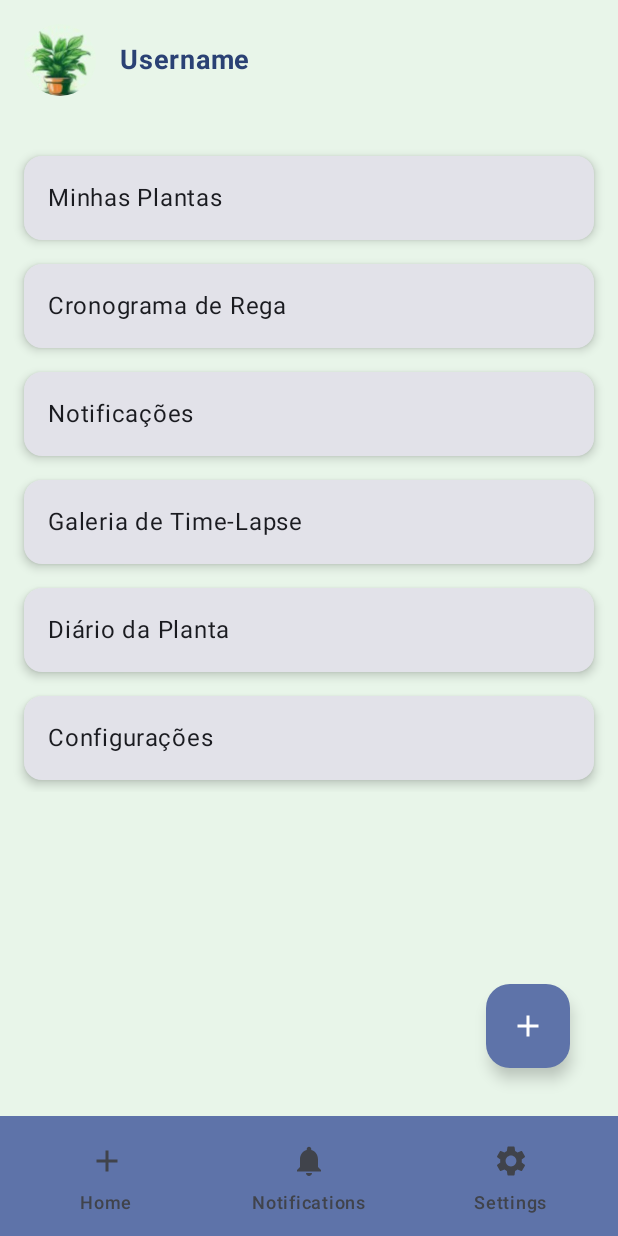
After one commit to AnaJulia22/PlantCare, an Android app built with Jetpack Compose: the PlantCareScreen screen opened through its navigation route, on a phone screen of 412 x 824 dp. The commit adds this screen. Run offline under Robolectric (Android 15) with nearby library versions, the phone set to English and light mode, and no system bars; our stand-ins replace Firebase (no records; nobody signed in at launch, a user with empty details on screens opened directly).

Commit message:
feat: add menu screen

```diff
--- a/app/src/main/java/com/example/plantcare/MainActivity.kt
+++ b/app/src/main/java/com/example/plantcare/MainActivity.kt
@@ -19,6 +19,7 @@ import androidx.compose.material3.Button
 import androidx.compose.material3.MaterialTheme
 import androidx.compose.material3.OutlinedButton
 import androidx.compose.material3.Text
+import androidx.compose.runtime.Composable
 import androidx.compose.runtime.getValue
 import androidx.compose.runtime.mutableStateOf
 import androidx.compose.runtime.saveable.rememberSaveable
@@ -32,6 +33,9 @@ import androidx.compose.ui.tooling.preview.Preview
 import androidx.compose.ui.unit.dp
 import androidx.compose.ui.unit.sp
 import androidx.lifecycle.lifecycleScope
+import androidx.navigation.compose.NavHost
+import androidx.navigation.compose.composable
+import androidx.navigation.compose.rememberNavController
 import com.example.plantcare.ui.theme.PlantCareTheme
 import kotlinx.coroutines.launch
 
@@ -44,18 +48,52 @@ class MainActivity : ComponentActivity() {
 
         setContent {
             PlantCareTheme {
-
+                val navController = rememberNavController()
                 var isSignIn by rememberSaveable {
                     mutableStateOf(googleAuthClient.isSingedIn())
                 }
 
+                NavHost(navController = navController, startDestination = "login") {
+                    composable("login") {
+                        LoginScreen(
+                            isSignIn = isSignIn,
+                            onSignIn = {
+                                lifecycleScope.launch {
+                                    isSignIn = googleAuthClient.signIn()
+                                    if (isSignIn) {
+                                        navController.navigate("plantCare")
+                                    }
+                                }
+                            },
+                            onSignOut = {
+                                lifecycleScope.launch {
+                                    googleAuthClient.signOut()
+                                    isSignIn = false
+                                }
+                            }
+                        )
+                    }
+                    composable("plantCare") {
+                        PlantCareScreen(navController)
+                    }
+                }
+            }
+        }
+    }
+}
+
+@Composable
+fun LoginScreen(
+    isSignIn: Boolean,
+    onSignIn: () -> Unit,
+    onSignOut: () -> Unit
+) {
     Box(
         modifier = Modifier
             .fillMaxSize()
             .background(Color(0xFFCCFFCC)),
         contentAlignment = Alignment.Center
     ) {
-
         Column(
             horizontalAlignment = Alignment.CenterHorizontally,
             verticalArrangement = Arrangement.Center,
@@ -81,57 +119,23 @@ class MainActivity : ComponentActivity() {
             )
             Spacer(modifier = Modifier.height(32.dp))
 
-                        /*Button(
-                            onClick = { *//* TODO: Navigate to next screen *//* },
-                            modifier = Modifier
-                                .fillMaxWidth()
-                                .padding(horizontal = 32.dp),
-                            shape = MaterialTheme.shapes.medium
-                        ) {
-                            Text(
-                                text = "Get Started",
-                                fontSize = 16.sp,
-                                modifier = Modifier.padding(vertical = 8.dp)
-                            )
-                        }*/
-                        Spacer(modifier = Modifier.height(16.dp))
-
             if (isSignIn) {
-
-                            OutlinedButton(onClick = {
-                                lifecycleScope.launch {
-                                    googleAuthClient.signOut()
-                                    isSignIn = false
-                                }
-                            }) {
+                OutlinedButton(onClick = onSignOut) {
                     Text(
                         text = "Sign Out",
                         fontSize = 16.sp,
-                                    modifier = Modifier.padding(
-                                        horizontal = 24.dp, vertical = 4.dp
-                                    )
+                        modifier = Modifier.padding(horizontal = 24.dp, vertical = 4.dp)
                     )
                 }
-
             } else {
-
-                            OutlinedButton(onClick = {
-                                lifecycleScope.launch {
-                                    isSignIn = googleAuthClient.signIn()
-                                }
-                            }) {
+                OutlinedButton(onClick = onSignIn) {
                     Text(
                         text = "Sign In With Google",
                         fontSize = 16.sp,
-                                    modifier = Modifier.padding(
-                                        horizontal = 24.dp, vertical = 4.dp
-                                    )
+                        modifier = Modifier.padding(horizontal = 24.dp, vertical = 4.dp)
                     )
                 }
             }
         }
     }
 }
-        }
-    }
-}
--- /dev/null
+++ b/app/src/main/java/com/example/plantcare/PlantCareScreen.kt
@@ -0,0 +1,144 @@
+package com.example.plantcare
+
+import androidx.compose.foundation.Image
+import androidx.compose.foundation.background
+import androidx.compose.foundation.clickable
+import androidx.compose.foundation.layout.*
+import androidx.compose.foundation.lazy.LazyColumn
+import androidx.compose.foundation.lazy.items
+import androidx.compose.foundation.shape.CircleShape
+import androidx.compose.material.icons.Icons
+import androidx.compose.material.icons.filled.Add
+import androidx.compose.material.icons.filled.Notifications
+import androidx.compose.material.icons.filled.Settings
+import androidx.compose.material3.*
+import androidx.compose.runtime.Composable
+import androidx.compose.ui.Modifier
+import androidx.compose.ui.unit.dp
+import androidx.compose.ui.unit.sp
+import androidx.compose.material3.Text
+import androidx.compose.material3.Button
+import androidx.compose.ui.Alignment
+import androidx.compose.ui.draw.clip
+import androidx.compose.ui.graphics.Color
+import androidx.compose.ui.layout.ContentScale
+import androidx.compose.ui.res.painterResource
+import androidx.compose.ui.text.font.FontWeight
+import androidx.navigation.NavController
+
+@Composable
+fun PlantCareScreen(navController: NavController) {
+    Scaffold(
+        floatingActionButton = {
+            FloatingActionButton(
+                onClick = { /* Handle add new plant */ },
+                modifier = Modifier.padding(16.dp)
+            ) {
+                Icon(Icons.Default.Add, contentDescription = "Add Plant")
+            }
+        },
+        bottomBar = {
+            BottomNavigationBar(navController)
+        }
+    ) { innerPadding ->
+        Column(
+            modifier = Modifier
+                .fillMaxSize()
+                .padding(innerPadding)
+                .background(Color(0xFFE8F5E9))
+        ) {
+            UserProfileSection()
+            QuickAccessButtons(navController)
+        }
+    }
+}
+
+@Composable
+fun UserProfileSection() {
+    Row(
+        modifier = Modifier
+            .fillMaxWidth()
+            .padding(16.dp),
+        verticalAlignment = Alignment.CenterVertically
+    ) {
+        Image(
+            painter = painterResource(id = R.drawable.plant_icon),
+            contentDescription = "Profile Picture",
+            modifier = Modifier
+                .size(48.dp)
+                .clip(CircleShape),
+            contentScale = ContentScale.Crop
+        )
+        Spacer(modifier = Modifier.width(16.dp))
+        Text(
+            text = "Username",
+            fontSize = 18.sp,
+            fontWeight = FontWeight.Bold,
+            color = MaterialTheme.colorScheme.primary
+        )
+    }
+}
+
+@Composable
+fun QuickAccessButtons(navController: NavController) {
+    val quickAccessItems = listOf(
+        "Minhas Plantas" to "myPlants",
+        "Cronograma de Rega" to "wateringSchedule",
+        "Notificações" to "notifications",
+        "Galeria de Time-Lapse" to "timeLapseGallery",
+        "Diário da Planta" to "plantDiary",
+        "Configurações" to "settings"
+    )
+
+    LazyColumn(
+        modifier = Modifier
+            .fillMaxWidth()
+            .padding(16.dp)
+    ) {
+        items(quickAccessItems) { (title, route) ->
+            Card(
+                modifier = Modifier
+                    .fillMaxWidth()
+                    .padding(vertical = 8.dp)
+                    .clickable { navController.navigate(route) },
+                elevation = CardDefaults.cardElevation(defaultElevation = 4.dp)
+            ) {
+                Text(
+                    text = title,
+                    fontSize = 16.sp,
+                    modifier = Modifier.padding(16.dp)
+                )
+            }
+        }
+    }
+}
+
+@Composable
+fun BottomNavigationBar(navController: NavController) {
+    val items = listOf(
+        "Home" to "home",
+        "Notifications" to "notifications",
+        "Settings" to "settings"
+    )
+
+    BottomAppBar(
+        modifier = Modifier.fillMaxWidth(),
+        containerColor = MaterialTheme.colorScheme.primaryContainer,
+        contentColor = MaterialTheme.colorScheme.onPrimaryContainer
+    ) {
+        items.forEach { (title, route) ->
+            NavigationBarItem(
+                icon = {
+                    when (title) {
+                        "Home" -> Icon(Icons.Default.Add, contentDescription = "Home")
+                        "Notifications" -> Icon(Icons.Default.Notifications, contentDescription = "Notifications")
+                        "Settings" -> Icon(Icons.Default.Settings, contentDescription = "Settings")
+                    }
+                },
+                label = { Text(title) },
+                selected = false,
+                onClick = { navController.navigate(route) }
+            )
+        }
+    }
+}
```
Lines whose indentation alone changed are shown as unchanged.
